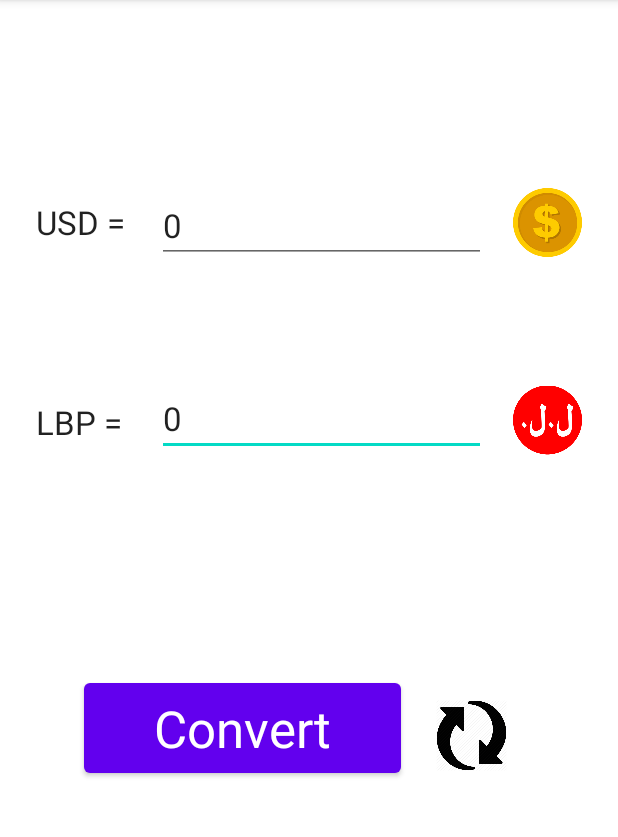
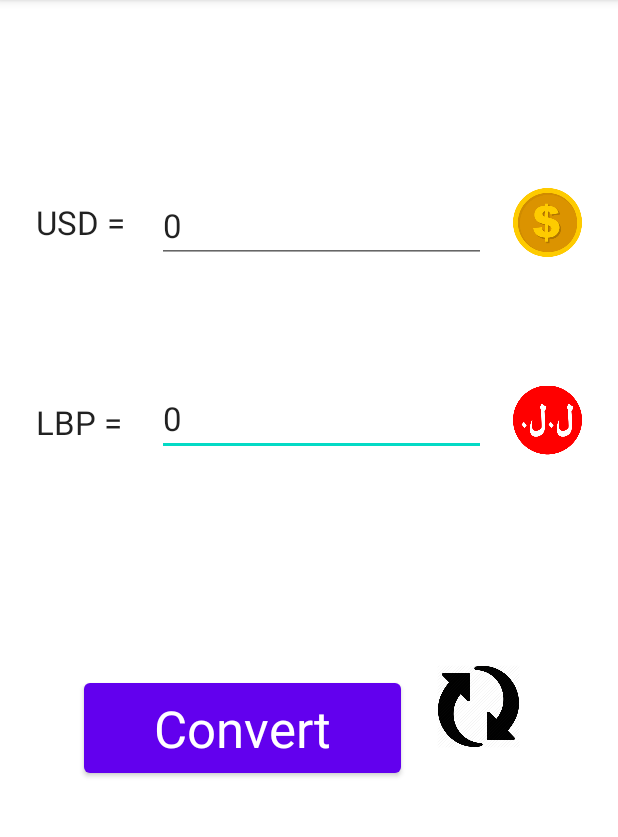
Before and after one commit to tiaelhelou/Currency_Converter1, an Android app: the screen it shows after launch (MainActivity), on a phone screen of 412 x 824 dp, the part 84-921 px from its top. Run offline under Robolectric (Android 15) with nearby library versions, the phone set to English and light mode, and no system bars.

Commit message:
Retouch of the layout

```diff
--- a/CurrencyConverter/app/src/main/res/layout/activity_main.xml
+++ b/CurrencyConverter/app/src/main/res/layout/activity_main.xml
@@ -5,7 +5,6 @@
     android:id="@+id/buttom"
     android:layout_width="match_parent"
     android:layout_height="match_parent"
-    android:onClick="convert"
     tools:context=".MainActivity">
 
 
@@ -126,8 +125,8 @@
 
     <ImageView
         android:id="@+id/convert_icon"
-        android:layout_width="54dp"
-        android:layout_height="47dp"
+        android:layout_width="63dp"
+        android:layout_height="55dp"
         android:layout_marginStart="20dp"
         android:layout_marginTop="133dp"
         android:layout_marginEnd="70dp"
@@ -140,9 +139,9 @@
         app:layout_constraintHorizontal_bias="0.0"
         app:layout_constraintStart_toEndOf="@+id/button"
         app:layout_constraintTop_toBottomOf="@+id/lbp"
-        app:layout_constraintVertical_bias="1.0"
+        app:layout_constraintVertical_bias="0.285"
         app:srcCompat="@drawable/converter_icon"
-        tools:ignore="SpeakableTextPresentCheck"
+        tools:ignore="SpeakableTextPresentCheck,TouchTargetSizeCheck"
         tools:visibility="visible" />
 
     <TextView
```
